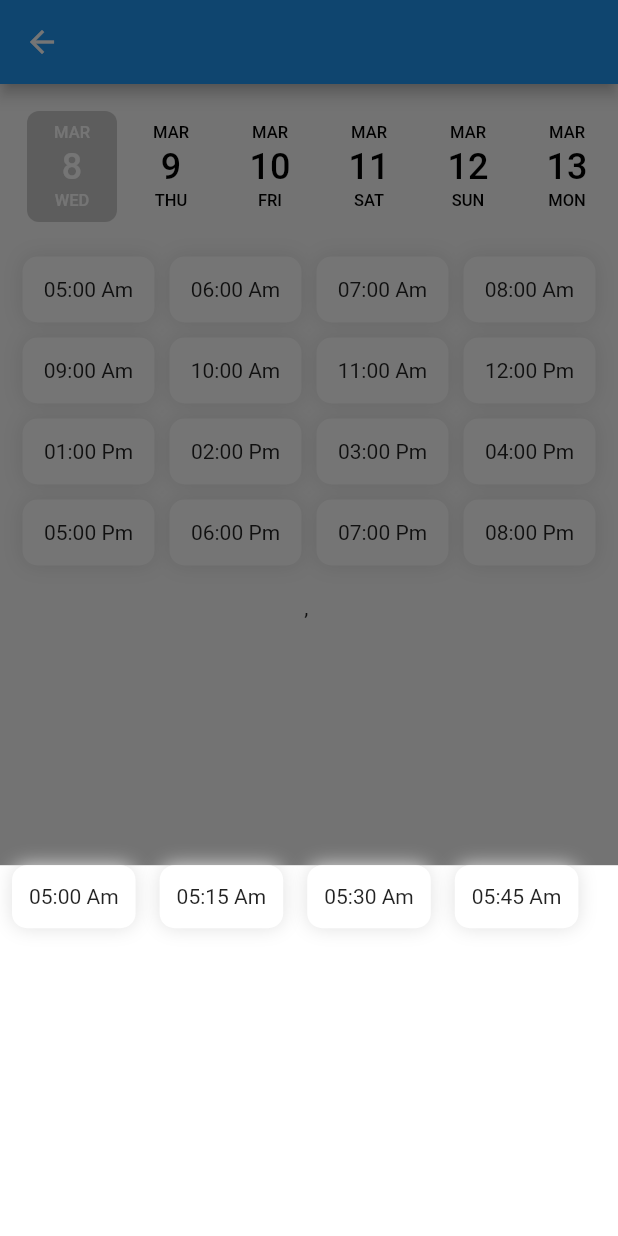
After one commit to MahmoudFathiAhmed/Just-Simple-Map, a Flutter app: the DateTimeScreen screen opened by its route, after a tap on "05:00 Am", on a phone screen of 412 x 824 dp. The commit adds this screen. Run offline on Flutter 3.47's test engine with Material 2 defaults, Android fonts, the light colour scheme and no system bars; drawn by our look-alikes of date_picker_timeline; our stand-ins replace geocoding, geolocator, get, google_maps_flutter.

Commit message:
date and time work

```diff
--- a/lib/core/routes/app_routes.dart
+++ b/lib/core/routes/app_routes.dart
@@ -1,5 +1,6 @@
 import 'package:flutter/material.dart';
 import 'package:locations_work/core/routes/routes_arguments.dart';
+import 'package:locations_work/presentation/date_time_screen.dart';
 import 'package:locations_work/presentation/google_map_screen.dart';
 import 'package:locations_work/presentation/just_lat_long_screen.dart';
 import 'package:locations_work/presentation/lat_long_from_map_screen.dart';
@@ -12,6 +13,7 @@ class Routes {
   static const String noRouteFound = '/noRouteFound';
   static const String googleMapScreenRoute = '/googleMapScreenRoute';
   static const String latLongFromMapScreenRoute = '/latLongFromMapScreenRoute';
+  static const String dateTimeScreenRoute = '/dateTimeScreenRoute';
 }
 
 class AppRoutes {
@@ -28,6 +30,9 @@ class AppRoutes {
       case Routes.googleMapScreenRoute:
         return MaterialPageRoute(
             builder: (context) => const GoogleMapsScreen());
+      case Routes.dateTimeScreenRoute:
+        return MaterialPageRoute(
+            builder: (context) => const DateTimeScreen());
       //lat long from map screen
       case Routes.latLongFromMapScreenRoute:
         LatLonFromMapScreenArgs latLonFromMapScreenArgs =
--- a/lib/main.dart
+++ b/lib/main.dart
@@ -10,6 +10,7 @@
  *
  */
 import 'package:flutter/material.dart';
+import 'package:get/get.dart';
 import 'package:locations_work/core/routes/app_routes.dart';
 
 
@@ -23,7 +24,7 @@ class MyApp extends StatelessWidget {
   // This widget is the root of your application.
   @override
   Widget build(BuildContext context) {
-    return MaterialApp(
+    return GetMaterialApp(
       title: 'Locations Work',
       debugShowCheckedModeBanner: false,
       theme: ThemeData(
--- /dev/null
+++ b/lib/presentation/date_time_screen.dart
@@ -0,0 +1,153 @@
+// ignore_for_file: public_member_api_docs, sort_constructors_first
+import 'package:date_picker_timeline/date_picker_timeline.dart';
+import 'package:flutter/material.dart';
+import 'package:get/get.dart';
+import 'package:intl/intl.dart';
+
+class DateTimeScreen extends StatefulWidget {
+  const DateTimeScreen({super.key});
+
+  @override
+  State<DateTimeScreen> createState() => _DateTimeScreenState();
+}
+
+class _DateTimeScreenState extends State<DateTimeScreen> {
+  DatePickerController controller = DatePickerController();
+  String mySelectedDate = '';
+  String mySelectedTime = '';
+  List<String> time = [
+    '05:00 Am',
+    '06:00 Am',
+    '07:00 Am',
+    '08:00 Am',
+    '09:00 Am',
+    '10:00 Am',
+    '11:00 Am',
+    '12:00 Pm',
+    '01:00 Pm',
+    '02:00 Pm',
+    '03:00 Pm',
+    '04:00 Pm',
+    '05:00 Pm',
+    '06:00 Pm',
+    '07:00 Pm',
+    '08:00 Pm',
+  ];
+  @override
+  Widget build(BuildContext context) {
+    return Scaffold(
+      appBar: AppBar(),
+      body: Padding(
+        padding: const EdgeInsets.all(15.0),
+        child: Column(
+          children: [
+            DatePicker(
+              DateTime.now(),
+              controller: controller,
+              initialSelectedDate: DateTime.now(),
+              onDateChange: (selectedDate) {
+                mySelectedDate = DateFormat('yyyy-MM-dd').format(selectedDate);
+              },
+            ),
+            const SizedBox(
+              height: 20,
+            ),
+            SizedBox(
+              height: MediaQuery.of(context).size.height * .25,
+              child: GridView.builder(
+                  physics: const BouncingScrollPhysics(),
+                  itemCount: time.length,
+                  gridDelegate: const SliverGridDelegateWithFixedCrossAxisCount(
+                      crossAxisCount: 4,
+                      crossAxisSpacing: 10,
+                      mainAxisSpacing: 10,
+                      childAspectRatio: 2),
+                  itemBuilder: (context, index) {
+                    return HourButton(
+                      onTap: () {
+                        mySelectedTime = time[index];
+                        Get.bottomSheet(
+                          SizedBox(
+                            height: Get.height * .3,
+                            child: Column(
+                              children: [
+                                SizedBox(
+                                    height: 42,
+                                    child: ListView.builder(
+                                        itemCount: 4,
+                                        scrollDirection: Axis.horizontal,
+                                        itemBuilder: (context, index) {
+                                          return Padding(
+                                            padding: const EdgeInsets.symmetric(
+                                                horizontal: 8.0),
+                                            child: HourButton(
+                                                onTap: () {
+                                                  mySelectedTime =
+                                                      mySelectedTime.replaceAll(
+                                                          '00',
+                                                          index * 15 == 0
+                                                              ? '00'
+                                                              : '${index * 15}');
+                                                  setState(() {});
+                                                  Navigator.pop(context);
+                                                },
+                                                hour: mySelectedTime.replaceAll(
+                                                    '00',
+                                                    index * 15 == 0
+                                                        ? '00'
+                                                        : '${index * 15}')),
+                                          );
+                                        }))
+                              ],
+                            ),
+                          ),
+                          backgroundColor: Colors.white,
+                        );
+                        // setState(() {
+                        //   mySelectedTime = time[index];
+                        // });
+                      },
+                      hour: time[index],
+                    );
+                  }),
+            ),
+            const SizedBox(
+              height: 20,
+            ),
+            Text('$mySelectedDate, $mySelectedTime'),
+          ],
+        ),
+      ),
+    );
+  }
+}
+
+class HourButton extends StatelessWidget {
+  final Function() onTap;
+  final String hour;
+
+  const HourButton({
+    Key? key,
+    required this.onTap,
+    required this.hour,
+  }) : super(key: key);
+
+  @override
+  Widget build(BuildContext context) {
+    return InkWell(
+      borderRadius: BorderRadius.circular(10),
+      onTap: onTap,
+      child: Container(
+        height: 40,
+        width: MediaQuery.of(context).size.width * .2,
+        decoration: BoxDecoration(
+            color: Colors.white,
+            borderRadius: BorderRadius.circular(10),
+            boxShadow: [
+              BoxShadow(color: Colors.grey.shade300, blurRadius: 10),
+            ]),
+        child: Center(child: Text(hour)),
+      ),
+    );
+  }
+}
--- a/lib/presentation/main_screen.dart
+++ b/lib/presentation/main_screen.dart
@@ -33,6 +33,12 @@ class _MainScreenState extends State<MainScreen> {
               },
               child: const Text('google maps screen'),
             ),
+            ElevatedButton(
+              onPressed: () {
+                Navigator.pushNamed(context, Routes.dateTimeScreenRoute);
+              },
+              child: const Text('DateTime screen'),
+            ),
           ],
         ),
       ),
--- a/pubspec.yaml
+++ b/pubspec.yaml
@@ -10,11 +10,14 @@ environment:
 
 dependencies:
   cupertino_icons: ^1.0.2
+  date_picker_timeline: ^1.2.3
   flutter:
     sdk: flutter
   geocoding: ^2.0.5
   geolocator: ^9.0.2
   google_maps_flutter: ^2.2.5
+  intl: ^0.17.0
+  get: ^4.6.5
 
 dev_dependencies:
   flutter_lints: ^2.0.0
```
Also changed, not shown: flutter_01.png (added), pubspec.lock.
